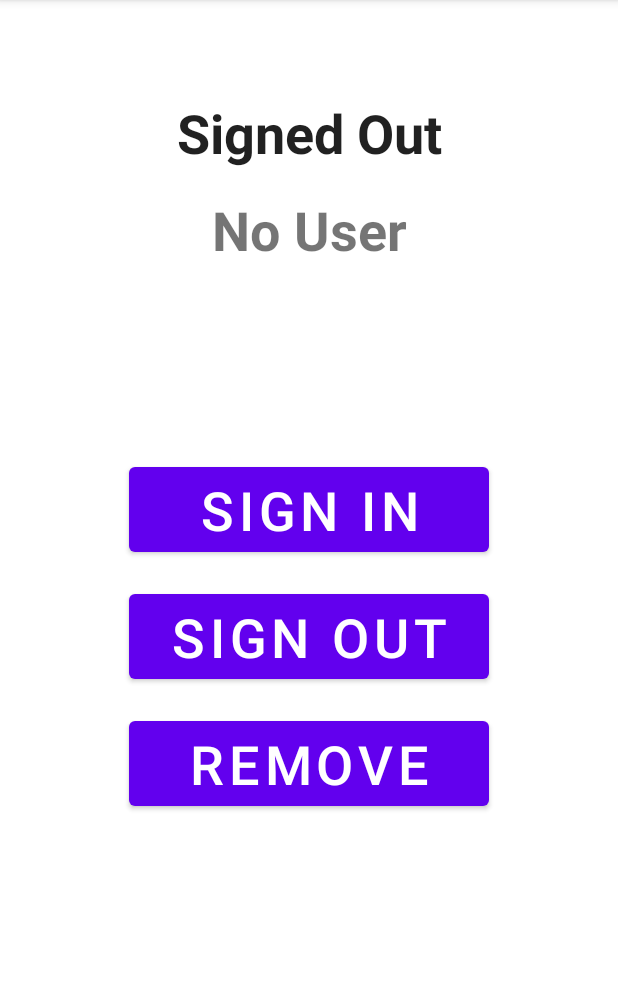
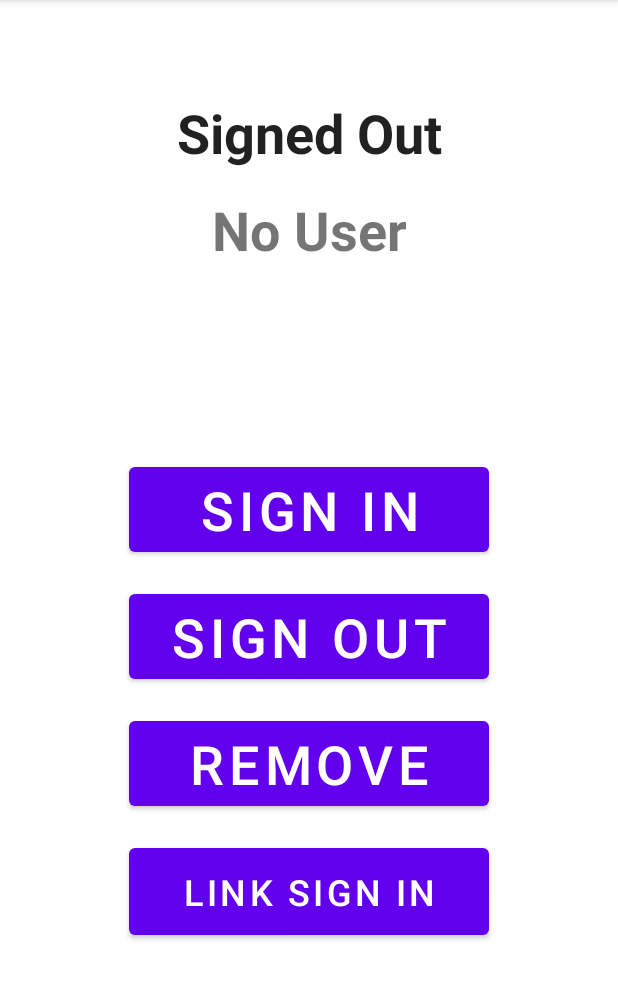
Before and after one commit to Imran4424/Android-FirebaseEmailAuthenticationFirebaseUI, an Android app: the screen it shows after launch (MainActivity), on a phone screen of 412 x 824 dp, the part 84-1083 px from its top. Run offline under Robolectric (Android 15) with nearby library versions, the phone set to English and light mode, and no system bars; our stand-ins replace Firebase (no records; nobody signed in at launch, a user with empty details on screens opened directly); libraries missing offline, so code that uses them is left out: com.firebase.ui.

Commit message:
email links

```diff
--- a/app/src/main/res/layout/activity_main.xml
+++ b/app/src/main/res/layout/activity_main.xml
@@ -70,4 +70,17 @@
         app:layout_constraintEnd_toEndOf="parent"
         app:layout_constraintStart_toStartOf="parent"
         app:layout_constraintTop_toBottomOf="@+id/buttonSignOut" />
+
+    <Button
+        android:id="@+id/buttonDynamicLinks"
+        android:layout_width="240dp"
+        android:layout_height="70dp"
+        android:layout_marginTop="16dp"
+        android:onClick="dynamicLinkSignIn"
+        android:text="LINK SIGN IN"
+        android:textSize="24sp"
+        app:layout_constraintEnd_toEndOf="parent"
+        app:layout_constraintHorizontal_bias="0.5"
+        app:layout_constraintStart_toStartOf="parent"
+        app:layout_constraintTop_toBottomOf="@+id/buttonRemove" />
 </androidx.constraintlayout.widget.ConstraintLayout>
```
Also changed, not shown: app/src/main/java/com/imran/android/java_firebaseemailauthenticationui/MainActivity.java (+9 -0 lines).
